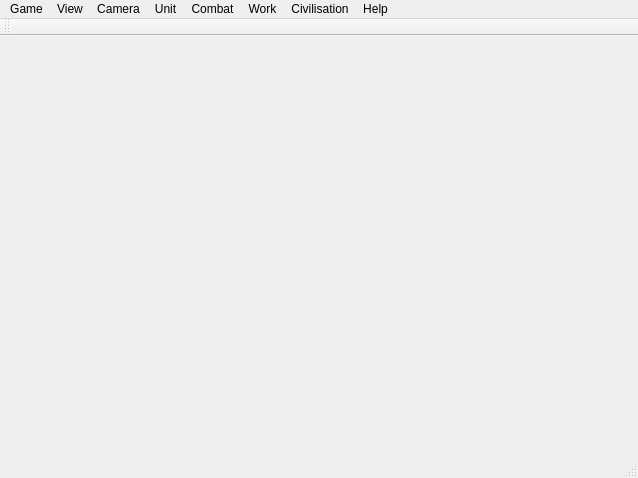
The window that gui-kde/mainwindow.ui (jusirkka/freeciv-kde) describes before a commit, drawn with Qt 5.
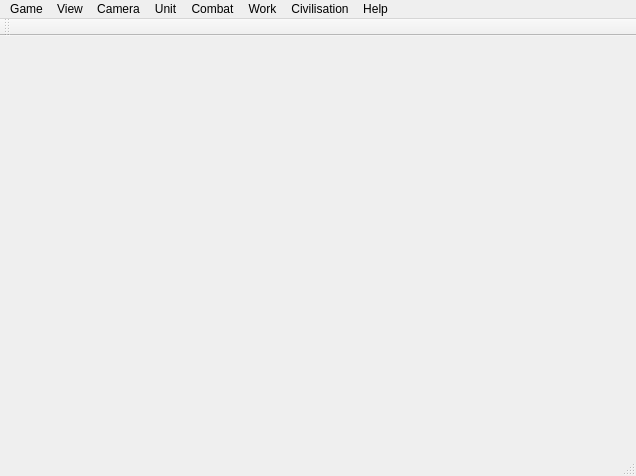
The same window after the commit. Icons and pictures are not drawn.

Diff of the .ui file:
```diff
--- a/gui-kde/mainwindow.ui
+++ b/gui-kde/mainwindow.ui
@@ -6,8 +6,8 @@
    <rect>
     <x>0</x>
     <y>0</y>
-    <width>638</width>
-    <height>478</height>
+    <width>636</width>
+    <height>476</height>
    </rect>
   </property>
   <property name="windowTitle">
@@ -19,7 +19,7 @@
     <rect>
      <x>0</x>
      <y>0</y>
-     <width>638</width>
+     <width>636</width>
      <height>25</height>
     </rect>
    </property>
```
Left out of the diff: 222 changed lines with no effect on the pictures.
